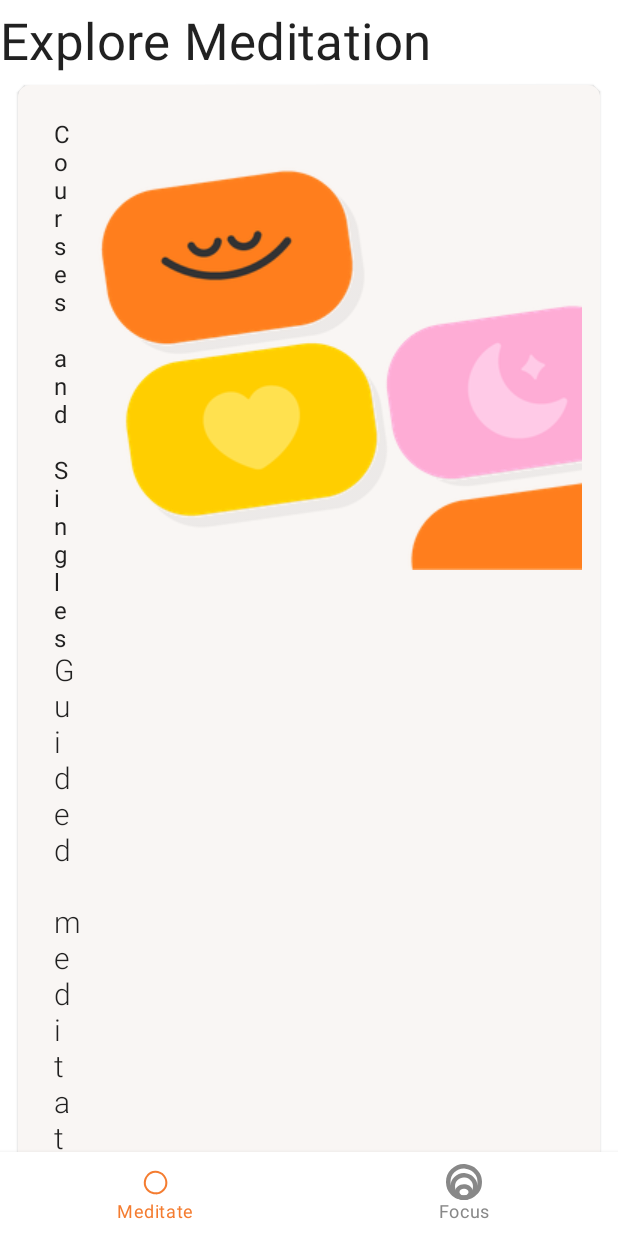
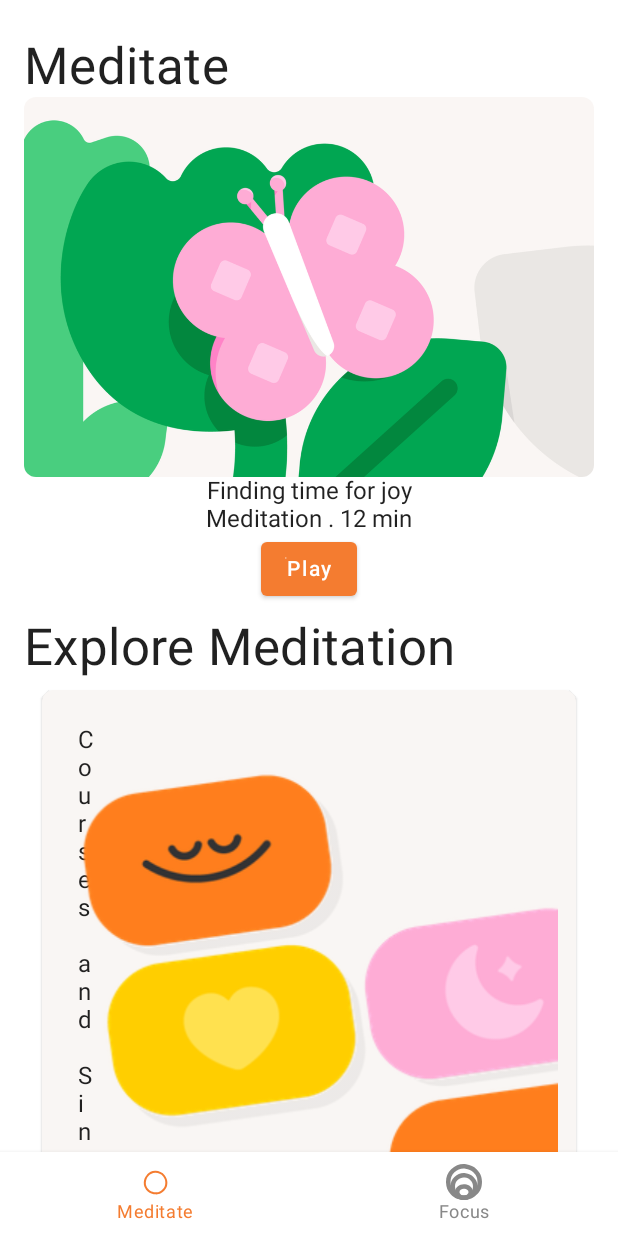
Before and after one commit to sharansalian/headspace, an Android app built with Jetpack Compose: the screen it shows after launch (MainActivity), on a phone screen of 412 x 824 dp. Run offline under Robolectric (Android 15) with nearby library versions, the phone set to English and light mode, and no system bars.

Commit message:
Add Feature Card

```diff
--- /dev/null
+++ b/app/src/main/java/io/sharan/headspace/ui/screens/Featured.kt
@@ -0,0 +1,50 @@
+package io.sharan.headspace.ui.screens
+
+import androidx.annotation.DrawableRes
+import androidx.compose.foundation.Image
+import androidx.compose.foundation.layout.Column
+import androidx.compose.foundation.layout.Row
+import androidx.compose.foundation.shape.RoundedCornerShape
+import androidx.compose.material.Button
+import androidx.compose.material.Icon
+import androidx.compose.material.Text
+import androidx.compose.runtime.Composable
+import androidx.compose.ui.Alignment
+import androidx.compose.ui.Modifier
+import androidx.compose.ui.draw.clip
+import androidx.compose.ui.graphics.Color
+import androidx.compose.ui.res.painterResource
+import androidx.compose.ui.unit.dp
+import io.sharan.headspace.R
+
+@Composable
+fun Featured(featuredContent: FeaturedContent) {
+    with(featuredContent) {
+        Column(horizontalAlignment = Alignment.CenterHorizontally) {
+            Image(
+                painter = painterResource(id = drawable),
+                contentDescription = title,
+                modifier = Modifier.clip(
+                    RoundedCornerShape(8.dp)
+                )
+            )
+            Text(text = title)
+            Text(text = description)
+            Button(onClick = { /*TODO*/ }) {
+                Row {
+                    Icon(
+                        painter = painterResource(id = R.drawable.ic_play),
+                        contentDescription = "Play"
+                    )
+                    Text(text = "Play", color = Color.White)
+                }
+            }
+        }
+    }
+}
+
+data class FeaturedContent(
+    val title: String,
+    @DrawableRes val drawable: Int,
+    val description: String
+)
--- a/app/src/main/java/io/sharan/headspace/ui/screens/Meditate.kt
+++ b/app/src/main/java/io/sharan/headspace/ui/screens/Meditate.kt
@@ -4,6 +4,8 @@ import androidx.compose.foundation.Image
 import androidx.compose.foundation.layout.*
 import androidx.compose.foundation.lazy.LazyColumn
 import androidx.compose.foundation.lazy.items
+import androidx.compose.foundation.rememberScrollState
+import androidx.compose.foundation.verticalScroll
 import androidx.compose.material.Card
 import androidx.compose.material.MaterialTheme
 import androidx.compose.material.Text
@@ -20,10 +22,20 @@ import io.sharan.headspace.ui.theme.Background
 
 @Composable
 fun MeditateScreen() {
-    Box(
-        modifier = Modifier.fillMaxSize(),
-        contentAlignment = Alignment.Center
+    Column(
+        modifier = Modifier
+            .fillMaxSize()
+            .padding(16.dp)
     ) {
+        HomeSection(title = "Meditate", modifier = Modifier) {
+            Featured(
+                featuredContent = FeaturedContent(
+                    title = "Finding time for joy",
+                    drawable = R.drawable.ic_featured_content,
+                    description = "Meditation . 12 min"
+                )
+            )
+        }
         HomeSection("Explore Meditation", modifier = Modifier) {
             ExploreMeditation()
         }
@@ -47,7 +59,6 @@ fun ExploreItem(explore: Explore) {
         modifier = Modifier.padding(vertical = 4.dp, horizontal = 8.dp)
     ) {
         Row(
-
             modifier = Modifier
                 .padding(12.dp)
         ) {
--- /dev/null
+++ b/app/src/main/res/drawable/ic_play.xml
@@ -0,0 +1,10 @@
+<vector xmlns:android="http://schemas.android.com/apk/res/android"
+    android:width="1dp"
+    android:height="1dp"
+    android:viewportWidth="32"
+    android:viewportHeight="32">
+  <path
+      android:pathData="M8,6.422v19.156c0.076,0.95 0.659,1.785 1.522,2.182a2.616,2.616 0,0 0,2.64 -0.267l13.8,-9.518a2.397,2.397 0,0 0,0 -3.95l-13.8,-9.518a2.616,2.616 0,0 0,-2.64 -0.267A2.634,2.634 0,0 0,8 6.422z"
+      android:fillColor="#FFFFFF"
+      android:fillType="evenOdd"/>
+</vector>
```
Also changed, not shown: app/src/main/res/drawable/ic_featured_content.png (added).
